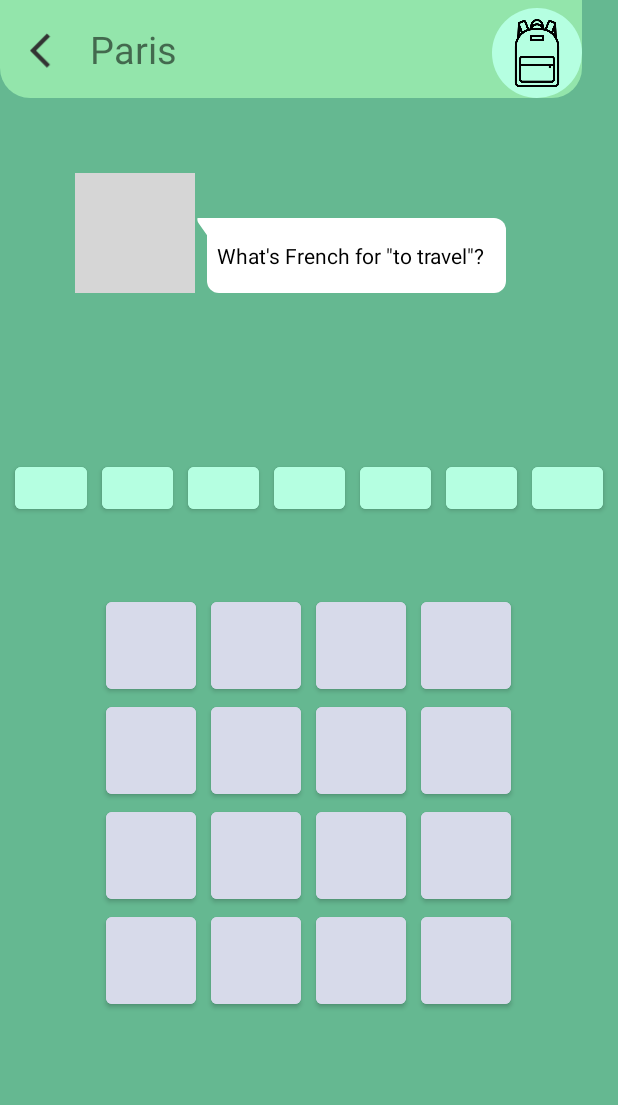
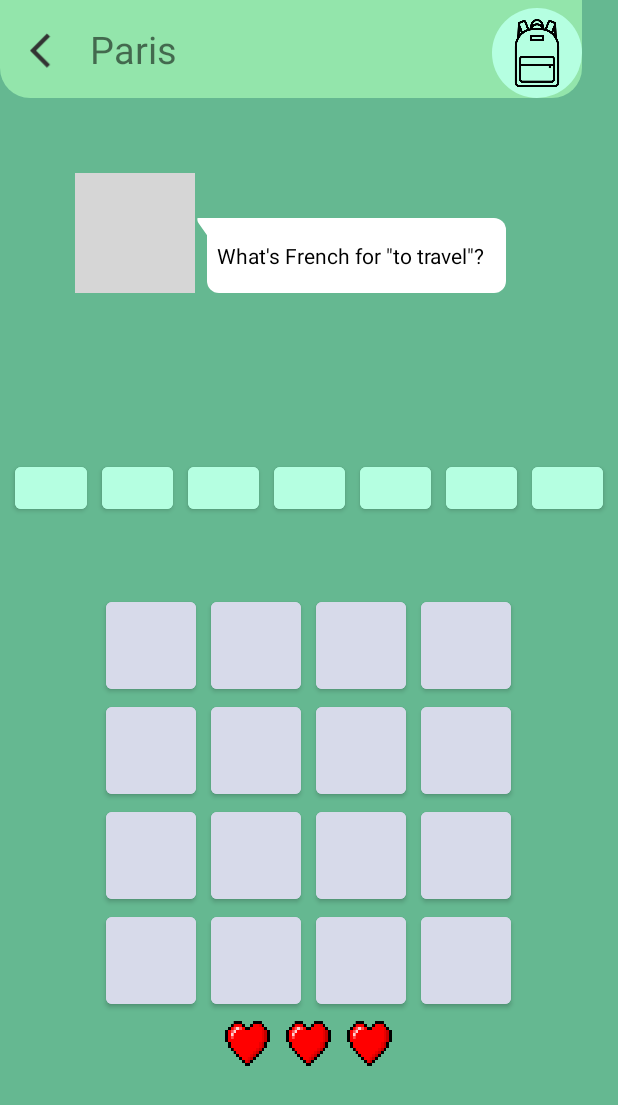
Before and after one commit to juliabiesiada/Villa-Go, an Android app: the layout find_the_word_activity.xml on its own in the app's theme, with its tools: preview values and no code run, on a phone screen of 412 x 824 dp. Shown: the top 1105 px of the screen. Run offline under Robolectric (Android 15) with nearby library versions, the phone set to English and light mode, and no system bars; grey boxes are pictures that could not be loaded.

Commit message:
find the word game

```diff
--- a/app/src/main/AndroidManifest.xml
+++ b/app/src/main/AndroidManifest.xml
@@ -19,6 +19,9 @@
             android:name=".CuisineEscargotGame"
             android:exported="true" />
         <activity
+            android:name=".FindTheWordGame"
+            android:exported="true" />
+        <activity
             android:name=".EquipmentActivity"
             android:exported="true" />
         <activity
--- a/app/src/main/res/layout/find_the_word_activity.xml
+++ b/app/src/main/res/layout/find_the_word_activity.xml
@@ -66,8 +66,8 @@
                 android:layout_marginRight="10dp"
                 android:layout_weight="1"
                 android:backgroundTint="@color/secondaryGreen"
-                android:gravity="center_vertical|center"
-                android:text="" />
+                android:text=""
+                android:textColor="#000000"/>
 
             <Button
                 android:id="@+id/letter2"
@@ -76,8 +76,8 @@
                 android:layout_marginRight="10dp"
                 android:layout_weight="1"
                 android:backgroundTint="@color/secondaryGreen"
-                android:gravity="center_vertical|center"
-                android:text="" />
+                android:text=""
+                android:textColor="#000000"/>
 
             <Button
                 android:id="@+id/letter3"
@@ -86,8 +86,8 @@
                 android:layout_marginRight="10dp"
                 android:layout_weight="1"
                 android:backgroundTint="@color/secondaryGreen"
-                android:gravity="center_vertical|center"
-                android:text="" />
+                android:text=""
+                android:textColor="#000000"/>
 
             <Button
                 android:id="@+id/letter4"
@@ -96,8 +96,8 @@
                 android:layout_marginRight="10dp"
                 android:layout_weight="1"
                 android:backgroundTint="@color/secondaryGreen"
-                android:gravity="center_vertical|center"
-                android:text="" />
+                android:text=""
+                android:textColor="#000000"/>
 
             <Button
                 android:id="@+id/letter5"
@@ -106,8 +106,8 @@
                 android:layout_marginRight="10dp"
                 android:layout_weight="1"
                 android:backgroundTint="@color/secondaryGreen"
-                android:gravity="center_vertical|center"
-                android:text="" />
+                android:text=""
+                android:textColor="#000000"/>
 
             <Button
                 android:id="@+id/letter6"
@@ -116,8 +116,8 @@
                 android:layout_marginRight="10dp"
                 android:layout_weight="1"
                 android:backgroundTint="@color/secondaryGreen"
-                android:gravity="center_vertical|center"
-                android:text="" />
+                android:text=""
+                android:textColor="#000000"/>
 
             <Button
                 android:id="@+id/letter7"
@@ -126,8 +126,8 @@
                 android:layout_marginRight="10dp"
                 android:layout_weight="1"
                 android:backgroundTint="@color/secondaryGreen"
-                android:gravity="center_vertical|center"
-                android:text="" />
+                android:text=""
+                android:textColor="#000000"/>
 
         </LinearLayout>
 
@@ -144,7 +144,9 @@
                 android:layout_marginLeft="10dp"
                 android:layout_marginRight="10dp"
                 android:layout_weight="1"
-                android:backgroundTint="@color/ansLetterGray" />
+                android:backgroundTint="@color/ansLetterGray"
+                android:text=""
+                android:textColor="#000000" />
 
             <Button
                 android:id="@+id/ansLetter2"
@@ -152,7 +154,9 @@
                 android:layout_height="70dp"
                 android:layout_marginRight="10dp"
                 android:layout_weight="1"
-                android:backgroundTint="@color/ansLetterGray" />
+                android:backgroundTint="@color/ansLetterGray"
+                android:text=""
+                android:textColor="#000000"/>
 
             <Button
                 android:id="@+id/ansLetter3"
@@ -160,7 +164,9 @@
                 android:layout_height="70dp"
                 android:layout_marginRight="10dp"
                 android:layout_weight="1"
-                android:backgroundTint="@color/ansLetterGray" />
+                android:backgroundTint="@color/ansLetterGray"
+                android:text=""
+                android:textColor="#000000"/>
 
             <Button
                 android:id="@+id/ansLetter4"
@@ -168,7 +174,9 @@
                 android:layout_height="70dp"
                 android:layout_marginRight="10dp"
                 android:layout_weight="1"
-                android:backgroundTint="@color/ansLetterGray" />
+                android:backgroundTint="@color/ansLetterGray"
+                android:text=""
+                android:textColor="#000000"/>
 
         </LinearLayout>
 
@@ -184,7 +192,9 @@
                 android:layout_marginLeft="10dp"
                 android:layout_marginRight="10dp"
                 android:layout_weight="1"
-                android:backgroundTint="@color/ansLetterGray" />
+                android:backgroundTint="@color/ansLetterGray"
+                android:text=""
+                android:textColor="#000000"/>
 
             <Button
                 android:id="@+id/ansLetter6"
@@ -192,7 +202,9 @@
                 android:layout_height="70dp"
                 android:layout_marginRight="10dp"
                 android:layout_weight="1"
-                android:backgroundTint="@color/ansLetterGray" />
+                android:backgroundTint="@color/ansLetterGray"
+                android:text=""
+                android:textColor="#000000"/>
 
             <Button
                 android:id="@+id/ansLetter7"
@@ -200,7 +212,9 @@
                 android:layout_height="70dp"
                 android:layout_marginRight="10dp"
                 android:layout_weight="1"
-                android:backgroundTint="@color/ansLetterGray" />
+                android:backgroundTint="@color/ansLetterGray"
+                android:text=""
+                android:textColor="#000000"/>
 
             <Button
                 android:id="@+id/ansLetter8"
@@ -208,7 +222,9 @@
                 android:layout_height="70dp"
                 android:layout_marginRight="10dp"
                 android:layout_weight="1"
-                android:backgroundTint="@color/ansLetterGray" />
+                android:backgroundTint="@color/ansLetterGray"
+                android:text=""
+                android:textColor="#000000"/>
 
         </LinearLayout>
 
@@ -224,7 +240,9 @@
                 android:layout_marginLeft="10dp"
                 android:layout_marginRight="10dp"
                 android:layout_weight="1"
-                android:backgroundTint="@color/ansLetterGray" />
+                android:backgroundTint="@color/ansLetterGray"
+                android:text=""
+                android:textColor="#000000"/>
 
             <Button
                 android:id="@+id/ansLetter10"
@@ -232,7 +250,9 @@
                 android:layout_height="70dp"
                 android:layout_marginRight="10dp"
                 android:layout_weight="1"
-                android:backgroundTint="@color/ansLetterGray" />
+                android:backgroundTint="@color/ansLetterGray"
+                android:text=""
+                android:textColor="#000000"/>
 
             <Button
                 android:id="@+id/ansLetter11"
@@ -240,7 +260,9 @@
                 android:layout_height="70dp"
                 android:layout_marginRight="10dp"
                 android:layout_weight="1"
-                android:backgroundTint="@color/ansLetterGray" />
+                android:backgroundTint="@color/ansLetterGray"
+                android:text=""
+                android:textColor="#000000"/>
 
             <Button
                 android:id="@+id/ansLetter12"
@@ -248,7 +270,9 @@
                 android:layout_height="70dp"
                 android:layout_marginRight="10dp"
                 android:layout_weight="1"
-                android:backgroundTint="@color/ansLetterGray" />
+                android:backgroundTint="@color/ansLetterGray"
+                android:text=""
+                android:textColor="#000000"/>
 
         </LinearLayout>
 
@@ -264,7 +288,9 @@
                 android:layout_marginLeft="10dp"
                 android:layout_marginRight="10dp"
                 android:layout_weight="1"
-                android:backgroundTint="@color/ansLetterGray" />
+                android:backgroundTint="@color/ansLetterGray"
+                android:text=""
+                android:textColor="#000000"/>
 
             <Button
                 android:id="@+id/ansLetter14"
@@ -272,7 +298,9 @@
                 android:layout_height="70dp"
                 android:layout_marginRight="10dp"
                 android:layout_weight="1"
-                android:backgroundTint="@color/ansLetterGray" />
+                android:backgroundTint="@color/ansLetterGray"
+                android:text=""
+                android:textColor="#000000"/>
 
             <Button
                 android:id="@+id/ansLetter15"
@@ -280,7 +308,9 @@
                 android:layout_height="70dp"
                 android:layout_marginRight="10dp"
                 android:layout_weight="1"
-                android:backgroundTint="@color/ansLetterGray" />
+                android:backgroundTint="@color/ansLetterGray"
+                android:text=""
+                android:textColor="#000000"/>
 
             <Button
                 android:id="@+id/ansLetter16"
@@ -288,8 +318,38 @@
                 android:layout_height="70dp"
                 android:layout_marginRight="10dp"
                 android:layout_weight="1"
-                android:backgroundTint="@color/ansLetterGray" />
+                android:backgroundTint="@color/ansLetterGray"
+                android:text=""
+                android:textColor="#000000"/>
 
+        </LinearLayout>
+
+        <LinearLayout
+            android:layout_width="wrap_content"
+            android:layout_height="wrap_content"
+            android:layout_gravity="center"
+            android:orientation="horizontal">
+
+            <ImageView
+                android:id="@+id/firstHeart"
+                android:layout_width="30dp"
+                android:layout_height="30dp"
+                android:layout_margin="5dp"
+                android:background="@drawable/full_heart" />
+
+            <ImageView
+                android:id="@+id/secondHeart"
+                android:layout_width="30dp"
+                android:layout_height="30dp"
+                android:layout_margin="5dp"
+                android:background="@drawable/full_heart" />
+
+            <ImageView
+                android:id="@+id/thirdHeart"
+                android:layout_width="30dp"
+                android:layout_height="30dp"
+                android:layout_margin="5dp"
+                android:background="@drawable/full_heart" />
         </LinearLayout>
     </LinearLayout>
 
```
Also changed, not shown: app/src/main/java/com/example/villa_go/FindTheWordGame.java (added, +107 -0 lines).
